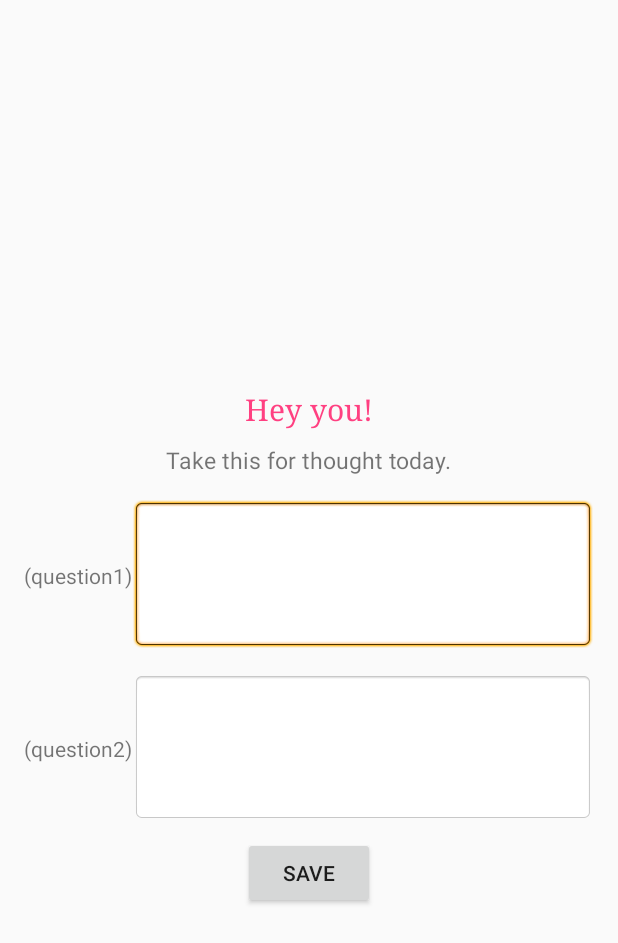
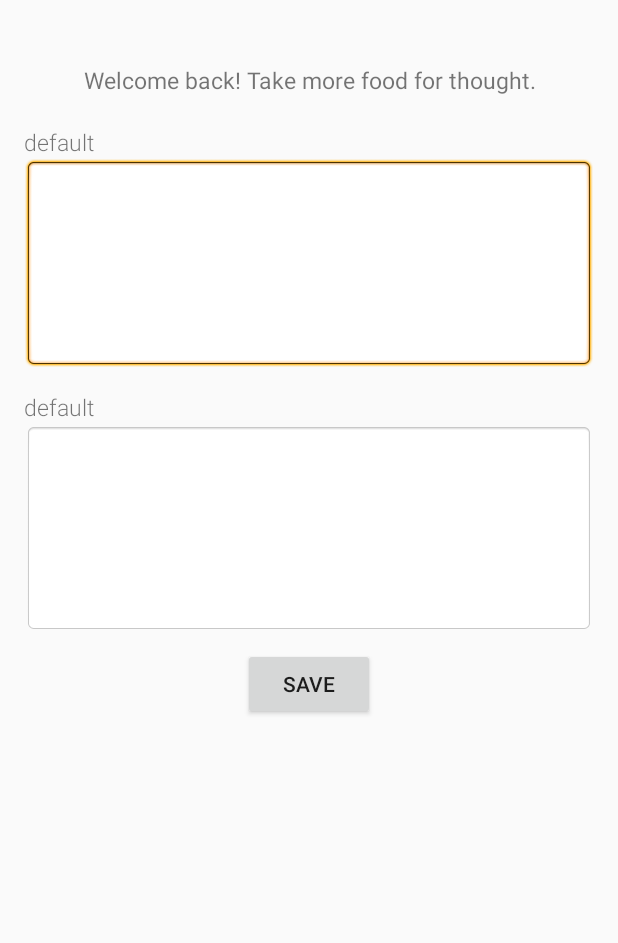
Before and after one commit to kelseyywang/journalXthought, an Android app: the layout activity_today_entry.xml on its own in the app's theme, with its tools: preview values and no code run, on a phone screen of 412 x 824 dp. Shown: the top 943 px of the screen. Run offline under Robolectric (Android 15) with nearby library versions, the phone set to English and light mode, and no system bars.

```diff
--- a/app/build.gradle
+++ b/app/build.gradle
@@ -43,6 +43,7 @@ dependencies {
     compile 'com.google.firebase:firebase-auth:10.0.1'
     compile 'com.android.support:multidex:1.0.0'
     compile 'com.amulyakhare:com.amulyakhare.textdrawable:1.0.1'
+    compile 'com.android.support:cardview-v7:21.0.+'
     testCompile 'junit:junit:4.12'
 }
 
--- a/app/src/main/java/com/example/kelseywang/journalx/CustomAdapter.java
+++ b/app/src/main/java/com/example/kelseywang/journalx/CustomAdapter.java
@@ -2,6 +2,7 @@ package com.example.kelseywang.journalx;
 
 import android.content.Context;
 import android.graphics.Color;
+import android.support.v4.content.ContextCompat;
 import android.view.LayoutInflater;
 import android.view.View;
 import android.view.ViewGroup;
@@ -10,6 +11,7 @@ import android.widget.ImageView;
 import android.widget.TextView;
 
 import com.amulyakhare.textdrawable.TextDrawable;
+import com.amulyakhare.textdrawable.util.ColorGenerator;
 
 import java.util.ArrayList;
 import java.util.List;
@@ -60,8 +62,8 @@ public class CustomAdapter extends BaseAdapter {
         holder.q1_tv.setText(objects.get(position).getQ1());
         holder.q2_tv.setText(objects.get(position).getQ2());
         TextDrawable drawable = TextDrawable.builder()
-                .buildRoundRect(objects.get(position).getDrawableChar(), Color.RED, 40);
+                .buildRoundRect(objects.get(position).getDrawableChar(), Color.parseColor("#6d87ce"), 28);
         holder.image_view.setImageDrawable(drawable);
         return convertView;
     }
-        }
+}
--- a/app/src/main/java/com/example/kelseywang/journalx/OldEntryActivity.java
+++ b/app/src/main/java/com/example/kelseywang/journalx/OldEntryActivity.java
@@ -1,6 +1,8 @@
 package com.example.kelseywang.journalx;
 
 import android.content.Intent;
+import android.graphics.Color;
+import android.graphics.drawable.ColorDrawable;
 import android.support.v7.app.AppCompatActivity;
 import android.os.Bundle;
 import android.util.Log;
@@ -22,6 +24,7 @@ public class OldEntryActivity extends SimpleActivity {
     protected void onCreate(Bundle savedInstanceState) {
         super.onCreate(savedInstanceState);
         setContentView(R.layout.activity_old_entry);
+        getSupportActionBar().setBackgroundDrawable(new ColorDrawable(Color.parseColor("#418a8e")));
         setAllText();
     }
     private void setAllText() {
--- a/app/src/main/java/com/example/kelseywang/journalx/TodayEntryActivity.java
+++ b/app/src/main/java/com/example/kelseywang/journalx/TodayEntryActivity.java
@@ -1,6 +1,8 @@
 package com.example.kelseywang.journalx;
 
 import android.content.Intent;
+import android.graphics.Color;
+import android.graphics.drawable.ColorDrawable;
 import android.os.Bundle;
 import android.util.Log;
 import android.view.View;
@@ -27,6 +29,7 @@ public class TodayEntryActivity extends SimpleActivity {
     protected void onCreate(Bundle savedInstanceState) {
         super.onCreate(savedInstanceState);
         setContentView(R.layout.activity_today_entry);
+        getSupportActionBar().setBackgroundDrawable(new ColorDrawable(Color.parseColor("#418a8e")));
         mAuth = FirebaseAuth.getInstance();
         mAuth.signInWithEmailAndPassword(FIREBASE_USERNAME, FIREBASE_PASSWORD);
 
--- a/app/src/main/res/layout-land/activity_today_entry.xml
+++ b/app/src/main/res/layout-land/activity_today_entry.xml
@@ -11,7 +11,7 @@
     android:paddingBottom="@dimen/activity_vertical_margin"
     android:paddingLeft="16dp"
     android:paddingRight="@dimen/activity_horizontal_margin"
-    android:paddingTop="16dp"
+    android:paddingTop="10dp"
     tools:context="com.example.kelseywang.journalx.TodayEntryActivity"
     android:weightSum="1">
     <TextView
@@ -19,41 +19,35 @@
         android:layout_height="wrap_content"
         android:text=""
         android:gravity="center"
-        android:textSize="15dp"
-        android:layout_margin="10dp"
+        android:layout_marginBottom="5dp"
+        android:fontFamily="sans-serif"
+        android:textColor="@color/blue1"
+        android:textSize="20dp"
         android:id="@+id/date_view"
         />
 
     <TextView
         android:layout_width="wrap_content"
         android:layout_height="wrap_content"
-        android:text="Hey you!"
+        android:text="Welcome back! Take more food for thought."
         android:gravity="center_horizontal"
-        android:typeface="serif"
-        android:textColor="@color/colorAccent"
-        android:textSize="20dp"
-        android:layout_margin="10dp"
-        />
-
-    <TextView
-        android:layout_width="wrap_content"
-        android:layout_height="wrap_content"
-        android:text="Take this for thought today."
-        android:gravity="center_horizontal"
+        android:layout_marginBottom="20dp"
+        android:fontFamily="sans-serif"
         android:textSize="15dp"
-        android:layout_marginBottom="15dp"
         />
 
     <LinearLayout
-        android:orientation="horizontal"
-        android:layout_width="fill_parent"
+        android:orientation="vertical"
+        android:layout_width="match_parent"
         android:layout_height="wrap_content"
         android:layout_marginBottom="15dp">
         <TextView
             android:id="@+id/question_1"
             android:layout_width="wrap_content"
             android:layout_height="wrap_content"
-            android:text="(question1)"
+            android:textSize="15dp"
+            android:fontFamily="sans-serif-light"
+            android:text="default"
             />
 
         <EditText
@@ -66,14 +60,16 @@
             />
     </LinearLayout>
     <LinearLayout
-        android:orientation="horizontal"
-        android:layout_width="fill_parent"
+        android:orientation="vertical"
+        android:layout_width="match_parent"
         android:layout_height="wrap_content">
         <TextView
             android:id="@+id/question_2"
             android:layout_width="wrap_content"
             android:layout_height="wrap_content"
-            android:text="(question2)"
+            android:textSize="15dp"
+            android:fontFamily="sans-serif-light"
+            android:text="default"
             />
         <EditText
             android:id="@+id/answer_2"
@@ -94,5 +90,6 @@
         android:layout_margin="10dp"
         android:onClick="saveClicked"
         />
+
 </LinearLayout>
     </ScrollView>
--- a/app/src/main/res/layout/activity_today_entry.xml
+++ b/app/src/main/res/layout/activity_today_entry.xml
@@ -1,3 +1,6 @@
+<ScrollView xmlns:android="http://schemas.android.com/apk/res/android"
+    android:layout_width="match_parent"
+    android:layout_height="match_parent" >
 <LinearLayout xmlns:android="http://schemas.android.com/apk/res/android"
     xmlns:tools="http://schemas.android.com/tools"
     android:id="@+id/activity_main"
@@ -8,7 +11,7 @@
     android:paddingBottom="@dimen/activity_vertical_margin"
     android:paddingLeft="16dp"
     android:paddingRight="@dimen/activity_horizontal_margin"
-    android:paddingTop="16dp"
+    android:paddingTop="10dp"
     tools:context="com.example.kelseywang.journalx.TodayEntryActivity"
     android:weightSum="1">
     <TextView
@@ -16,41 +19,35 @@
         android:layout_height="wrap_content"
         android:text=""
         android:gravity="center"
-        android:textSize="15dp"
-        android:layout_margin="10dp"
+        android:layout_marginBottom="5dp"
+        android:fontFamily="sans-serif"
+        android:textColor="@color/blue1"
+        android:textSize="20dp"
         android:id="@+id/date_view"
         />
 
     <TextView
         android:layout_width="wrap_content"
         android:layout_height="wrap_content"
-        android:text="Hey you!"
+        android:text="Welcome back! Take more food for thought."
         android:gravity="center_horizontal"
-        android:typeface="serif"
-        android:textColor="@color/colorAccent"
-        android:textSize="20dp"
-        android:layout_margin="10dp"
-        />
-
-    <TextView
-        android:layout_width="wrap_content"
-        android:layout_height="wrap_content"
-        android:text="Take this for thought today."
-        android:gravity="center_horizontal"
+        android:layout_marginBottom="20dp"
+        android:fontFamily="sans-serif"
         android:textSize="15dp"
-        android:layout_marginBottom="15dp"
         />
 
     <LinearLayout
-        android:orientation="horizontal"
-        android:layout_width="fill_parent"
+        android:orientation="vertical"
+        android:layout_width="match_parent"
         android:layout_height="wrap_content"
         android:layout_marginBottom="15dp">
         <TextView
             android:id="@+id/question_1"
             android:layout_width="wrap_content"
             android:layout_height="wrap_content"
-            android:text="(question1)"
+            android:textSize="15dp"
+            android:fontFamily="sans-serif-light"
+            android:text="default"
             />
 
         <EditText
@@ -59,18 +56,20 @@
             android:layout_width="match_parent"
             android:layout_height="wrap_content"
             android:background="@android:drawable/editbox_background"
-            android:minHeight="100dp"
+            android:minHeight="140dp"
             />
     </LinearLayout>
     <LinearLayout
-        android:orientation="horizontal"
-        android:layout_width="fill_parent"
+        android:orientation="vertical"
+        android:layout_width="match_parent"
         android:layout_height="wrap_content">
         <TextView
             android:id="@+id/question_2"
             android:layout_width="wrap_content"
             android:layout_height="wrap_content"
-            android:text="(question2)"
+            android:textSize="15dp"
+            android:fontFamily="sans-serif-light"
+            android:text="default"
             />
         <EditText
             android:id="@+id/answer_2"
@@ -78,7 +77,7 @@
             android:layout_width="match_parent"
             android:layout_height="wrap_content"
             android:background="@android:drawable/editbox_background"
-            android:minHeight="100dp"
+            android:minHeight="140dp"
             />
     </LinearLayout>
 
@@ -93,3 +92,4 @@
         />
 
 </LinearLayout>
+</ScrollView>
--- a/app/src/main/res/values/colors.xml
+++ b/app/src/main/res/values/colors.xml
@@ -3,4 +3,7 @@
     <color name="colorPrimary">#3F51B5</color>
     <color name="colorPrimaryDark">#303F9F</color>
     <color name="colorAccent">#FF4081</color>
+    <color name="seaFoam">#d5f2ed</color>
+    <color name="gray1">#f4f7f6</color>
+    <color name="blue1">#6d87ce</color>
 </resources>
```
Also changed, not shown: app/src/main/java/com/example/kelseywang/journalx/AllEntriesActivity.java (+9 -5 lines), app/src/main/res/layout-land/activity_all_entries.xml (+5 -4 lines), app/src/main/res/layout-land/activity_old_entry.xml (+16 -13 lines), app/src/main/res/layout/activity_all_entries.xml (+8 -6 lines), app/src/main/res/layout/activity_old_entry.xml (+23 -11 lines), app/src/main/res/layout/list_element.xml (+25 -8 lines).
